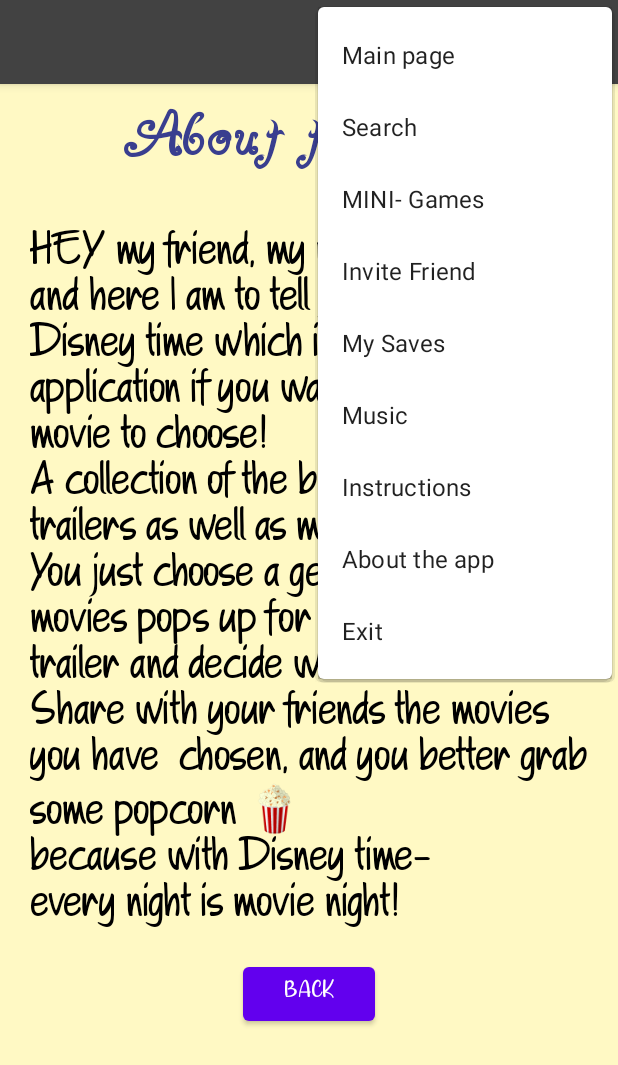
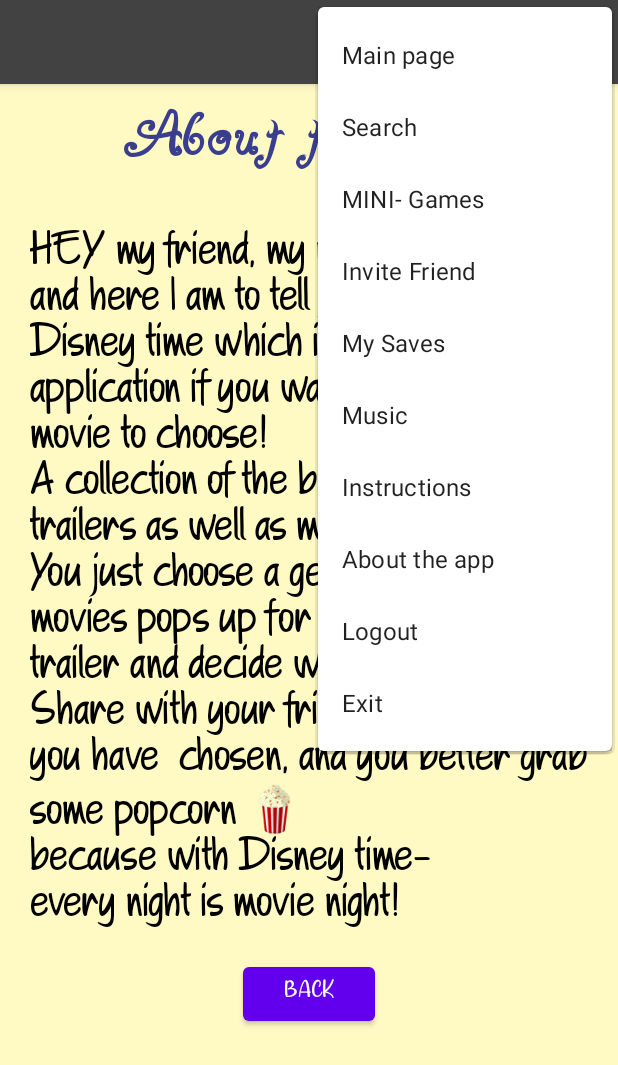
Before and after one commit to sergey-chebatoryov/Disney, an Android app: the About screen opened directly, with no data from a screen before it, with the options menu open, on a phone screen of 412 x 824 dp. Shown: the top 1065 px of the screen. Run offline under Robolectric (Android 15) with nearby library versions, the phone set to English and light mode, and no system bars.

```diff
--- a/app/src/main/java/com/example/disney_time02/MainActivity.java
+++ b/app/src/main/java/com/example/disney_time02/MainActivity.java
@@ -44,7 +44,7 @@ public class MainActivity extends AppCompatActivity {
             if (resultSelectUser != null && Objects.equals(passwordHash, resultSelectUser)) {
                 LoginActivity.userName = userName;
                 Intent intent = new Intent(this, StartActivity.class);
-                startActivity(intent);
+                startActivity(intent.setFlags(Intent.FLAG_ACTIVITY_NEW_TASK | Intent.FLAG_ACTIVITY_CLEAR_TASK));
             }
         }
         dialog.dismiss();
--- a/app/src/main/res/menu/menu.xml
+++ b/app/src/main/res/menu/menu.xml
@@ -25,6 +25,9 @@
         android:id="@+id/about"
         android:title="About the app" />
     <item
+        android:id="@+id/logout"
+        android:title="Logout"/>
+    <item
         android:id="@+id/exit"
         android:title="Exit"/>
 </menu>
```
Also changed, not shown: app/src/main/java/com/example/disney_time02/MenuClass.java (+19 -9 lines).
